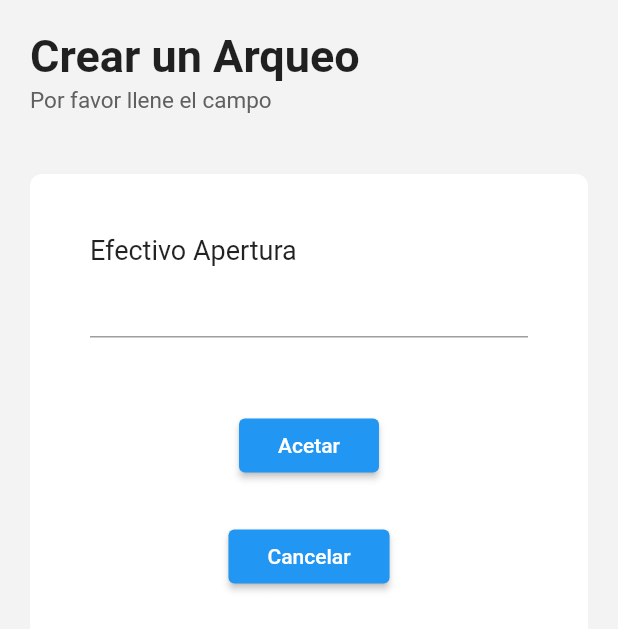
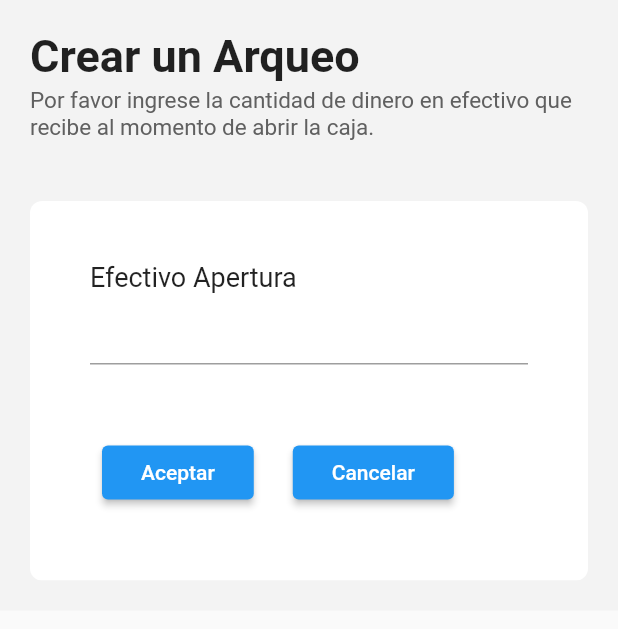
Before and after one commit to diegogarciahn/pos-frontend, a Flutter app: the CrearArqueo screen opened by its route, on a phone screen of 412 x 824 dp. Shown: the top 629 px of the screen. Run offline on Flutter 3.47's test engine with Material 2 defaults, Android fonts, the phone set to English and light mode, and no system bars; our stand-ins replace datetime_picker_formfield, file_picker, flutter_typeahead, google_fonts, image_picker, shared_preferences and 2 more; missing offline and left inert: dart:html, dart:js, dart:js_util, grouped_buttons_ns; accounts and stored records are empty.

Commit message:
Correcciones de estilo

```diff
--- a/lib/controllers/Arqueo.controller.dart
+++ b/lib/controllers/Arqueo.controller.dart
@@ -65,7 +65,7 @@ Future crearArqueo_Controller(String efectivoApertura, context) async {
       if (arqueo != null) {
         ScaffoldMessenger.of(context).showSnackBar(
             const SnackBar(content: Text('Arqueo Creado con exito')));
-        Navigator.pushReplacementNamed(context, 'pantalla_principal');
+        Navigator.pushReplacementNamed(context, 'PrincipalVenta');
       } else {}
     } else {
       ScaffoldMessenger.of(context)
@@ -114,6 +114,7 @@ Future validarArqueoActivo_Controller(context) async {
     final resp = await validarArqueoActivo(token);
     print(resp);
     if (!resp) {
+      print('por favor cree un nuevo arqueo');
       ScaffoldMessenger.of(context).showSnackBar(
           const SnackBar(content: Text('Por favor Cree un nuevo')));
       Navigator.pushReplacementNamed(context, 'crear_arqueo');
--- a/lib/screens/arqueo/crearArqueo.screen.dart
+++ b/lib/screens/arqueo/crearArqueo.screen.dart
@@ -32,7 +32,7 @@ class _CrearArqueoState extends State<CrearArqueo> {
                   ),
                   const SizedBox(height: 3),
                   const Text(
-                    'Por favor llene el campo',
+                    'Por favor ingrese la cantidad de dinero en efectivo que recibe al momento de abrir la caja.',
                     style: TextStyle(fontSize: 15, color: Color(0xff606060)),
                   ),
                   const SizedBox(height: 40),
@@ -58,22 +58,26 @@ class _CrearArqueoState extends State<CrearArqueo> {
                               SizedBox(
                                 height: 40,
                               ),
+                              Row(
+                                children: [
                                   TextButton(
                                     onPressed: null,
                                     child: Center(
                                       child: ElevatedButton(
-                                      onPressed: () => crearArqueo_Controller(
-                                          efectivoAperturaController.text,
+                                          onPressed: () =>
+                                              crearArqueo_Controller(
+                                                  efectivoAperturaController
+                                                      .text,
                                                   context),
                                           child: Padding(
                                             padding: EdgeInsets.symmetric(
                                                 horizontal: 10, vertical: 10),
-                                        child: Text('Acetar'),
+                                            child: Text('Aceptar'),
                                           )),
                                     ),
                                   ),
                                   SizedBox(
-                                height: 10,
+                                    width: 10,
                                   ),
                                   TextButton(
                                     onPressed: null,
@@ -81,7 +85,8 @@ class _CrearArqueoState extends State<CrearArqueo> {
                                       child: ElevatedButton(
                                           onPressed: () =>
                                               Navigator.pushReplacementNamed(
-                                              context, 'pantalla_principal'),
+                                                  context,
+                                                  'pantalla_principal'),
                                           child: Padding(
                                             padding: EdgeInsets.symmetric(
                                                 horizontal: 10, vertical: 10),
@@ -89,15 +94,8 @@ class _CrearArqueoState extends State<CrearArqueo> {
                                           )),
                                     ),
                                   ),
-                              /*TextButton(
-                                onPressed: () {
-                                  Navigator.popAndPushNamed(
-                                      context, 'pantalla_principal');
-                                },
-                                child: Text('Regresar',
-                                    style: TextStyle(
-                                        color: Colors.white, fontSize: 20)),
-                              )*/
+                                ],
+                              ),
                             ]),
                       ),
                     ),
```
Also changed, not shown: lib/main.dart (+2 -8 lines), lib/screens/ventas/ventas.screen.dart (+30 -49 lines). Lines whose indentation alone changed are shown as unchanged.
